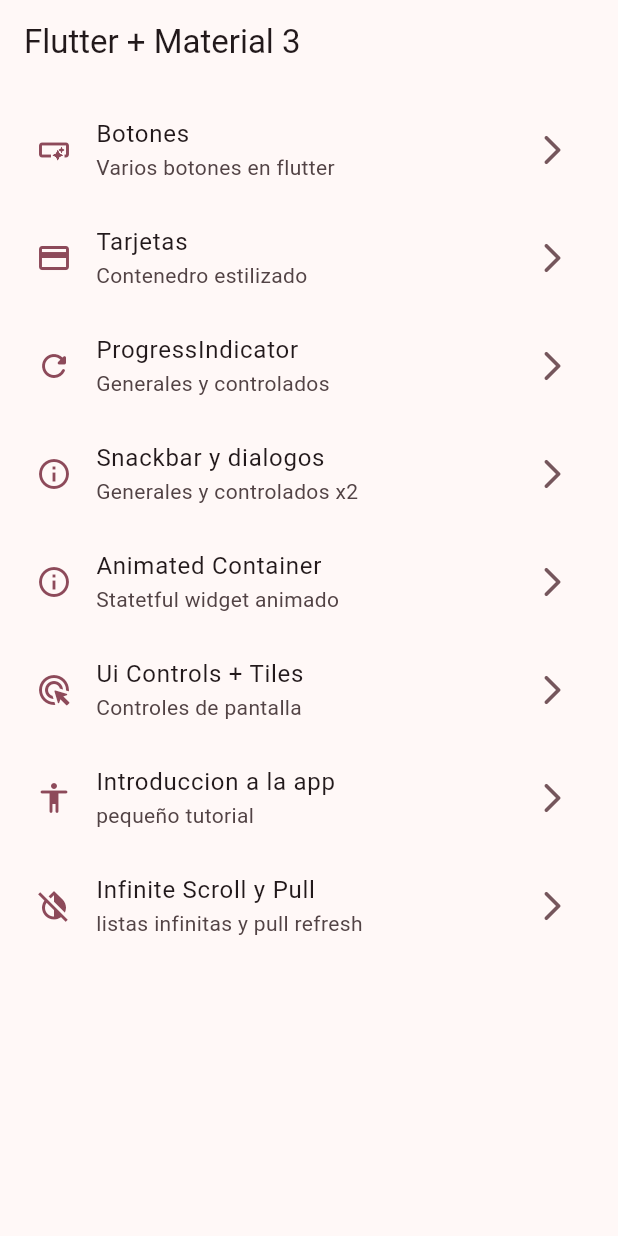
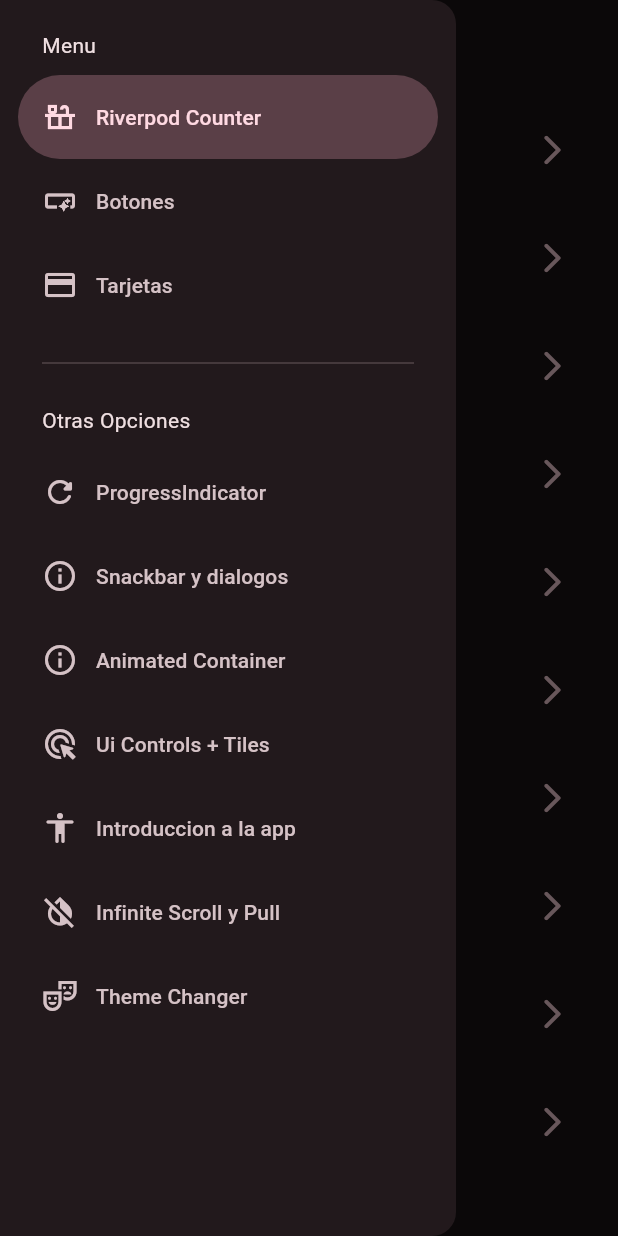
Before and after one commit to xXSkayLabXx/widgets_app, a Flutter app: the screen it shows after launch, with the side drawer open (before the commit the screen has no drawer), on a phone screen of 412 x 824 dp. Run offline on Flutter 3.47's test engine with Material 2 defaults, Android fonts, the phone set to English and light mode, and no system bars; our stand-ins replace animate_do, flutter_riverpod, go_router.

Commit message:
antes de statenotifaier

```diff
--- a/lib/config/menu/menu_items.dart
+++ b/lib/config/menu/menu_items.dart
@@ -14,6 +14,11 @@ class MenuItem {
 }
 
 const appMenuItems = <MenuItem>[
+  MenuItem(
+      title: 'Riverpod Counter',
+      subTitle: 'introduccion a Riverpod',
+      link: '/counter',
+      icon: Icons.countertops_outlined),
   MenuItem(
       title: 'Botones',
       subTitle: 'Varios botones en flutter',
@@ -54,4 +59,9 @@ const appMenuItems = <MenuItem>[
       subTitle: 'listas infinitas y pull refresh',
       link: '/infinite',
       icon: Icons.invert_colors_off_outlined),
+  MenuItem(
+      title: 'Theme Changer',
+      subTitle: 'cambiador de tema',
+      link: '/theme-changer',
+      icon: Icons.theater_comedy_outlined),
 ];
--- a/lib/config/router/app_router.dart
+++ b/lib/config/router/app_router.dart
@@ -47,4 +47,14 @@ final appRouter = GoRouter(initialLocation: '/', routes: [
     name: InfiniteScrollScreen.name,
     builder: (context, state) => const InfiniteScrollScreen(),
   ),
+  GoRoute(
+    path: '/counter',
+    name: CounterScreen.name,
+    builder: (context, state) => const CounterScreen(),
+  ),
+  GoRoute(
+    path: '/theme-changer',
+    name: ThemeChangerScreen.name,
+    builder: (context, state) => const ThemeChangerScreen(),
+  ),
 ]);
--- a/lib/config/theme/app_theme.dart
+++ b/lib/config/theme/app_theme.dart
@@ -13,14 +13,16 @@ const colorList = <Color>[
 
 class AppTheme {
   final int selectedColor;
+  final bool isDarkmode;
 
-  AppTheme({this.selectedColor = 0})
+  AppTheme({this.isDarkmode = false, this.selectedColor = 0})
       : assert(selectedColor >= 0, 'Selected color must be grater the 0'),
         assert(selectedColor < colorList.length,
             'Selected color must be less or equal than ${colorList.length - 1}');
 
   ThemeData getTheme() => ThemeData(
       useMaterial3: true,
+      brightness: isDarkmode ? Brightness.dark : Brightness.light,
       colorSchemeSeed: colorList[selectedColor],
       appBarTheme: const AppBarTheme(centerTitle: false));
 }
--- a/lib/main.dart
+++ b/lib/main.dart
@@ -1,21 +1,27 @@
 import 'package:flutter/material.dart';
+import 'package:flutter_riverpod/flutter_riverpod.dart';
 import 'package:widgets_app/config/router/app_router.dart';
 import 'package:widgets_app/config/theme/app_theme.dart';
+import 'package:widgets_app/presentation/providers/theme_provider.dart';
 
 void main() {
-  runApp(const MainApp());
+  runApp(const ProviderScope(child: MainApp()));
 }
 
-class MainApp extends StatelessWidget {
+class MainApp extends ConsumerWidget {
   const MainApp({super.key});
 
   @override
-  Widget build(BuildContext context) {
+  Widget build(BuildContext context, WidgetRef ref) {
+    final bool isDarkmode = ref.watch(isDarkMode);
+    final int selectedColor = ref.watch(selectedColorProvider);
+
     return MaterialApp.router(
       title: 'Flutter Widgets',
       routerConfig: appRouter,
       debugShowCheckedModeBanner: false,
-      theme: AppTheme(selectedColor: 5).getTheme(),
+      theme: AppTheme(selectedColor: selectedColor, isDarkmode: isDarkmode)
+          .getTheme(),
     );
   }
 }
--- /dev/null
+++ b/lib/presentation/providers/counter_provider.dart
@@ -0,0 +1,3 @@
+import 'package:flutter_riverpod/flutter_riverpod.dart';
+
+final counterProvider = StateProvider((ref) => 5);
--- /dev/null
+++ b/lib/presentation/providers/theme_provider.dart
@@ -0,0 +1,10 @@
+import 'package:flutter_riverpod/flutter_riverpod.dart';
+import 'package:widgets_app/config/theme/app_theme.dart';
+
+final isDarkMode = StateProvider((ref) => true);
+
+//listado de colores inmutable
+final colorListProvider = Provider((ref) => colorList);
+
+//un simple int
+final selectedColorProvider = StateProvider((ref) => 0);
--- a/lib/presentation/screens/home/home_sceen.dart
+++ b/lib/presentation/screens/home/home_sceen.dart
@@ -1,6 +1,7 @@
 import 'package:flutter/material.dart';
 import 'package:go_router/go_router.dart';
 import 'package:widgets_app/config/menu/menu_items.dart';
+import 'package:widgets_app/presentation/widgets/side_menu.dart';
 
 class HomeScreen extends StatelessWidget {
   const HomeScreen({super.key});
@@ -9,11 +10,17 @@ class HomeScreen extends StatelessWidget {
 
   @override
   Widget build(BuildContext context) {
+    final scaffoldKey = GlobalKey<ScaffoldState>();
+
     return Scaffold(
+      key: scaffoldKey,
       appBar: AppBar(
         title: const Text('Flutter + Material 3'),
       ),
       body: const _HomeView(),
+      drawer: SideMenu(
+        scaffoldKey: scaffoldKey,
+      ),
     );
   }
 }
--- a/lib/presentation/screens/screens.dart
+++ b/lib/presentation/screens/screens.dart
@@ -1,9 +1,12 @@
-export 'package:widgets_app/presentation/screens/ui_controls/ui_control_screen.dart';
+export 'package:widgets_app/presentation/screens/theme_changer/theme_changer_screen.dart';
+
 export 'package:widgets_app/presentation/screens/animated/animated_screen.dart';
 export 'package:widgets_app/presentation/screens/app_tutorial/app_tutorial_screen.dart';
 export 'package:widgets_app/presentation/screens/buttons/buttons_screen.dart';
 export 'package:widgets_app/presentation/screens/cards/cards_screen.dart';
+export 'package:widgets_app/presentation/screens/counter/counter_screen.dart';
 export 'package:widgets_app/presentation/screens/home/home_sceen.dart';
 export 'package:widgets_app/presentation/screens/infinite_scroll/infinite_scroll_screen.dart';
 export 'package:widgets_app/presentation/screens/progress/progress_screen.dart';
 export 'package:widgets_app/presentation/screens/snackbar/snackbar_screen.dart';
+export 'package:widgets_app/presentation/screens/ui_controls/ui_control_screen.dart';
--- /dev/null
+++ b/lib/presentation/widgets/side_menu.dart
@@ -0,0 +1,55 @@
+import 'package:flutter/material.dart';
+import 'package:go_router/go_router.dart';
+import 'package:widgets_app/config/menu/menu_items.dart';
+
+class SideMenu extends StatefulWidget {
+  final GlobalKey<ScaffoldState> scaffoldKey;
+  const SideMenu({super.key, required this.scaffoldKey});
+
+  @override
+  State<SideMenu> createState() => _SideMenuState();
+}
+
+class _SideMenuState extends State<SideMenu> {
+  int navDrawerIndex = 0;
+
+  @override
+  Widget build(BuildContext context) {
+    final hasNotch = MediaQuery.of(context).viewPadding.top > 35;
+
+    return NavigationDrawer(
+      selectedIndex: navDrawerIndex,
+      onDestinationSelected: (value) {
+        setState(() {
+          navDrawerIndex = value;
+        });
+
+        final menuItem = appMenuItems[value];
+        context.push(menuItem.link);
+        widget.scaffoldKey.currentState?.closeDrawer();
+      },
+      children: [
+        Padding(
+          padding: EdgeInsets.fromLTRB(28, hasNotch ? 5 : 20, 16, 10),
+          child: const Text('Menu'),
+        ),
+        ...appMenuItems.sublist(0, 3).map(
+              (item) => NavigationDrawerDestination(
+                  icon: Icon(item.icon), label: Text(item.title)),
+            ),
+        const Padding(
+          padding: EdgeInsets.fromLTRB(28, 16, 28, 10),
+          child: Divider(),
+        ),
+        const Padding(
+          padding: EdgeInsets.fromLTRB(28, 10, 16, 10),
+          child: Text('Otras Opciones'),
+        ),
+        ...appMenuItems.sublist(3).map(
+              (item) => NavigationDrawerDestination(
+                  icon: Icon(item.icon), label: Text(item.title)),
+            ),
+      ],
+    );
+  }
+}
--- a/pubspec.yaml
+++ b/pubspec.yaml
@@ -10,6 +10,7 @@ dependencies:
   animate_do: ^3.0.2
   flutter:
     sdk: flutter
+  flutter_riverpod: ^2.3.6
   go_router: ^8.1.0
 
 dev_dependencies:
```
Also changed, not shown: lib/presentation/screens/counter/counter_screen.dart (added, +44 -0 lines), lib/presentation/screens/theme_changer/theme_changer_screen.dart (added, +58 -0 lines), pubspec.lock.
